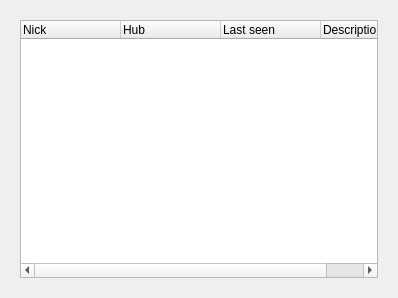
First picture: the form in eiskaltdcpp/ui/UIFavoriteUsers.ui, repository eiskaltdcpp/eiskaltdcpp, before the edit.
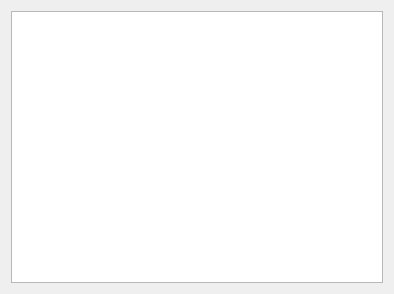
Second picture: the form after the edit.

Commit message: fixed problems with favorite users frame, updated translation

Patch:
```diff
--- a/eiskaltdcpp/ui/UIFavoriteUsers.ui
+++ b/eiskaltdcpp/ui/UIFavoriteUsers.ui
@@ -6,8 +6,8 @@
    <rect>
     <x>0</x>
     <y>0</y>
-    <width>398</width>
-    <height>298</height>
+    <width>394</width>
+    <height>294</height>
    </rect>
   </property>
   <property name="windowTitle">
@@ -15,25 +15,7 @@
   </property>
   <layout class="QGridLayout" name="gridLayout">
    <item row="0" column="0">
-    <widget class="QFrame" name="frame">
-     <property name="frameShape">
-      <enum>QFrame::NoFrame</enum>
-     </property>
-     <property name="frameShadow">
-      <enum>QFrame::Raised</enum>
-     </property>
-     <layout class="QGridLayout" name="gridLayout_2">
-      <item row="0" column="0">
-       <widget class="QTreeWidget" name="treeWidget">
-        <property name="frameShape">
-         <enum>QFrame::StyledPanel</enum>
-        </property>
-        <property name="frameShadow">
-         <enum>QFrame::Raised</enum>
-        </property>
-        <property name="lineWidth">
-         <number>1</number>
-        </property>
+    <widget class="QTreeView" name="treeView">
         <property name="editTriggers">
          <set>QAbstractItemView::NoEditTriggers</set>
         </property>
@@ -52,32 +34,6 @@
         <property name="itemsExpandable">
          <bool>false</bool>
         </property>
-        <property name="expandsOnDoubleClick">
-         <bool>false</bool>
-        </property>
-        <column>
-         <property name="text">
-          <string>Nick</string>
-         </property>
-        </column>
-        <column>
-         <property name="text">
-          <string>Hub</string>
-         </property>
-        </column>
-        <column>
-         <property name="text">
-          <string>Last seen</string>
-         </property>
-        </column>
-        <column>
-         <property name="text">
-          <string>Description</string>
-         </property>
-        </column>
-       </widget>
-      </item>
-     </layout>
     </widget>
    </item>
   </layout>
```
Left out of the diff: 9 changed lines with no effect on the pictures. Lines whose indentation alone changed are shown as unchanged. The commit also changes 11 other files.
